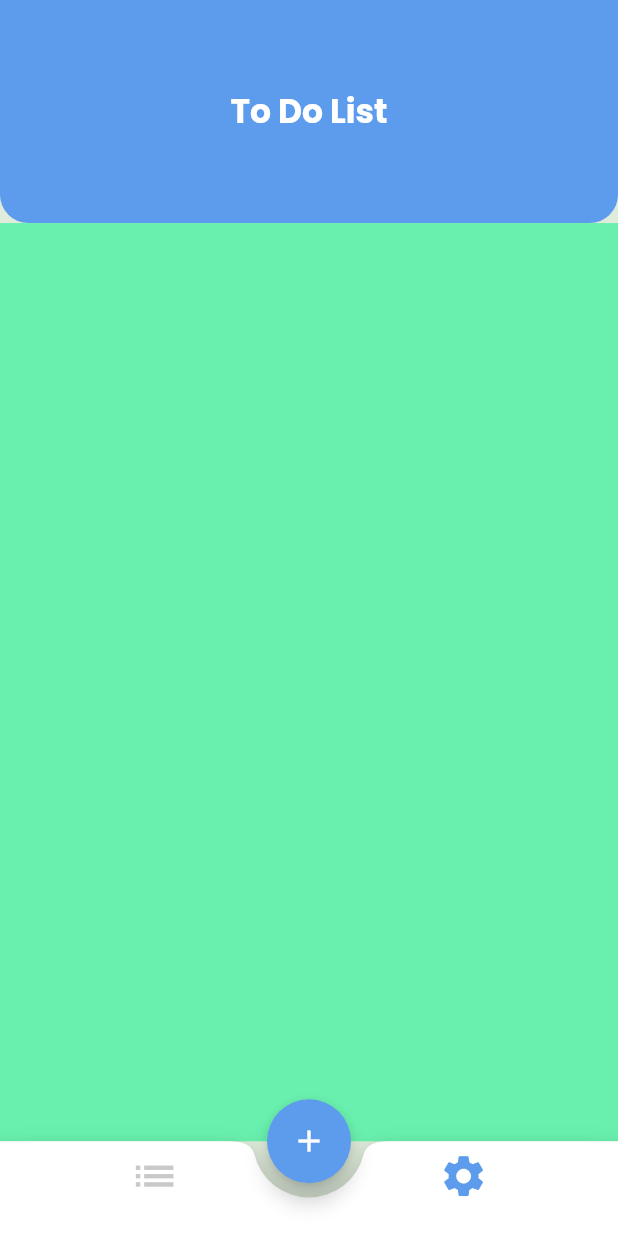
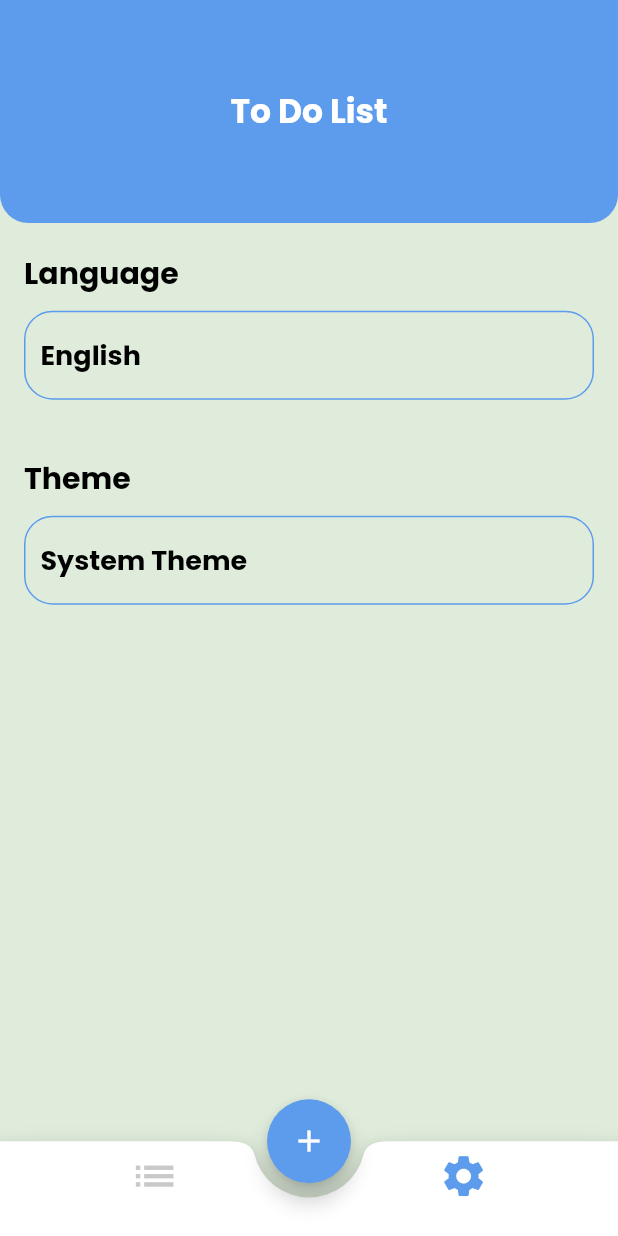
Before and after one commit to heshamgasser/todo_list, a Flutter app: the screen it shows after launch, item 2 of the bottom bar chosen, on a phone screen of 412 x 824 dp. Run offline on Flutter 3.47's test engine with Material 2 defaults, Android fonts, the phone set to English and light mode, and no system bars; our stand-ins replace flutter_screenutil, google_fonts; generated files the repository leaves out were written again.

Commit message:
setting tab completed

```diff
--- a/lib/l10n/app_ar.arb
+++ b/lib/l10n/app_ar.arb
@@ -1,3 +1,9 @@
 {
-  "helloWorld": "Hello World!"
+  "english": "اللغة الإنجليزية",
+  "language": "اللغة",
+  "theme": "النمط",
+  "lightTheme": "النمط النهاري",
+  "darkTheme": "النمط الليلي",
+  "system": "نمط نظام التشغيل",
+  "arabic": "اللغة العربية"
 }
--- a/lib/l10n/app_en.arb
+++ b/lib/l10n/app_en.arb
@@ -1,3 +1,9 @@
 {
-  "helloWorld": "Hello World!"
+  "english": "English",
+  "language": "Language",
+  "theme": "Theme",
+  "lightTheme": "Light Theme",
+  "darkTheme": "Dark Theme",
+  "system": "System Theme",
+  "arabic": "Arabic"
 }
--- a/lib/main.dart
+++ b/lib/main.dart
@@ -1,14 +1,19 @@
 import 'package:flutter/material.dart';
 import 'package:flutter_localizations/flutter_localizations.dart';
 import 'package:flutter_screenutil/flutter_screenutil.dart';
+import 'package:provider/provider.dart';
+import 'package:todo/provider/setting_provider.dart';
 import 'package:todo/screens/home_screen.dart';
 import 'package:todo/style/app_theme.dart';
 import 'package:flutter_gen/gen_l10n/app_localizations.dart';
 
 void main (){
-  runApp(ScreenUtilInit(
-    designSize: Size(412, 870),
-      child: Todo(),),);
+  runApp(ChangeNotifierProvider(
+    create: (context) => SettingProvider(),
+    child: ScreenUtilInit(
+      designSize: Size(412, 870),
+        child: Todo(),),
+  ),);
 }
 
 class Todo extends StatelessWidget {
@@ -16,6 +21,9 @@ class Todo extends StatelessWidget {
 
   @override
   Widget build(BuildContext context) {
+
+    var appProvider  =Provider.of<SettingProvider>(context);
+
     return MaterialApp(
       debugShowCheckedModeBanner: false,
       initialRoute: HomeScreen.routeName,
@@ -25,6 +33,7 @@ class Todo extends StatelessWidget {
 
       theme: AppTheme.lightTheme,
       darkTheme: AppTheme.darkTheme,
+      themeMode: appProvider.appTheme,
 
       localizationsDelegates: [
         AppLocalizations.delegate, // Add this line
@@ -34,8 +43,10 @@ class Todo extends StatelessWidget {
       ],
       supportedLocales: [
         Locale('en'), // English
-        Locale('es'), // Spanish
+        Locale('ar'), // Spanish
       ],
+
+      locale: Locale(appProvider.languageCode),
 
 
     );
--- a/lib/provider/setting_provider.dart
+++ b/lib/provider/setting_provider.dart
@@ -0,0 +1,23 @@
+import 'package:flutter/material.dart';
+
+class SettingProvider extends ChangeNotifier{
+
+String languageCode = 'en';
+
+void changeLanguage (String selectedLanguage){
+  if (selectedLanguage == languageCode) return;
+  languageCode = selectedLanguage;
+  notifyListeners();
+}
+
+ThemeMode appTheme = ThemeMode.system;
+
+void changeTheme (ThemeMode themeMode){
+  if (themeMode == appTheme) return;
+  appTheme = themeMode;
+  notifyListeners();
+}
+
+
+
+}
--- a/lib/style/app_theme.dart
+++ b/lib/style/app_theme.dart
@@ -37,6 +37,13 @@ class AppTheme {
     floatingActionButtonTheme: FloatingActionButtonThemeData(
       backgroundColor: Color(0xFF5D9CEC),
 
+    ),
+
+    dividerTheme: DividerThemeData(
+      color: Color(0xFF5D9CEC),
+      thickness: 3.r,
+      indent: 50.w,
+      endIndent: 50.w
     ),
 
 
--- a/lib/tabs/setting_tab.dart
+++ b/lib/tabs/setting_tab.dart
@@ -1,12 +1,48 @@
 import 'package:flutter/material.dart';
+import 'package:flutter_screenutil/flutter_screenutil.dart';
+import 'package:provider/provider.dart';
+import 'package:todo/provider/setting_provider.dart';
+import 'package:todo/widgets/setting_widget/language_bottom_sheet.dart';
+import 'package:todo/widgets/setting_widget/setting_tab_widget.dart';
+import 'package:todo/widgets/setting_widget/theme_bottom_sheet.dart';
+import 'package:flutter_gen/gen_l10n/app_localizations.dart';
 
 class SettingTab extends StatelessWidget {
   const SettingTab({super.key});
 
   @override
   Widget build(BuildContext context) {
-    return Container(
-      color: Colors.greenAccent,
+    var settingProvider = Provider.of<SettingProvider>(context);
+    return Padding(
+      padding: EdgeInsets.symmetric(horizontal: 16.w, vertical: 20.h),
+      child: Column(
+        crossAxisAlignment: CrossAxisAlignment.stretch,
+        children: [
+          Text(
+            AppLocalizations.of(context)!.language,
+            style: Theme.of(context).textTheme.displayLarge,
+          ),
+          SettingTabWidget(
+            selectedText: settingProvider.languageCode == 'en'
+                ? AppLocalizations.of(context)!.english
+                : AppLocalizations.of(context)!.arabic,
+            settingOption: LanguageSettings(),
+          ),
+          SizedBox(height: 30.h),
+          Text(
+            AppLocalizations.of(context)!.theme,
+            style: Theme.of(context).textTheme.displayLarge,
+          ),
+          SettingTabWidget(
+            selectedText: settingProvider.appTheme == ThemeMode.system
+                ? AppLocalizations.of(context)!.system
+                : settingProvider.appTheme == ThemeMode.light
+                    ? AppLocalizations.of(context)!.lightTheme
+                    : AppLocalizations.of(context)!.darkTheme,
+            settingOption: ThemeSettings(),
+          ),
+        ],
+      ),
     );
   }
 }
--- /dev/null
+++ b/lib/widgets/setting_widget/setting_tab_widget.dart
@@ -0,0 +1,42 @@
+import 'package:flutter/material.dart';
+import 'package:flutter_screenutil/flutter_screenutil.dart';
+
+class SettingTabWidget extends StatelessWidget {
+  String selectedText;
+  Widget settingOption;
+
+
+  SettingTabWidget({required this.selectedText,required this.settingOption});
+
+  @override
+  Widget build(BuildContext context) {
+    return  InkWell(
+      onTap: () {
+        showModalBottomSheet(
+          isScrollControlled: true,
+          shape: RoundedRectangleBorder(
+            borderRadius: BorderRadius.only(
+              topLeft: Radius.circular(20.r),
+              topRight: Radius.circular(20.r),
+            ),
+          ),
+          context: context,
+          builder: (context) {
+            return settingOption;
+          },
+        );
+      },
+      child: Container(
+        margin: EdgeInsets.symmetric(vertical: 10.h),
+        padding: EdgeInsets.symmetric(vertical: 16.h, horizontal: 10.w),
+        decoration: BoxDecoration(
+            borderRadius: BorderRadius.circular(20.r),
+            border: Border.all(color: Color(0xFF5D9CEC),),),
+        child: Text(
+          selectedText,
+          style: Theme.of(context).textTheme.displayMedium,
+        ),
+      ),
+    );
+  }
+}
```
Also changed, not shown: lib/widgets/setting_widget/language_bottom_sheet.dart (added, +85 -0 lines), lib/widgets/setting_widget/theme_bottom_sheet.dart (added, +113 -0 lines).
